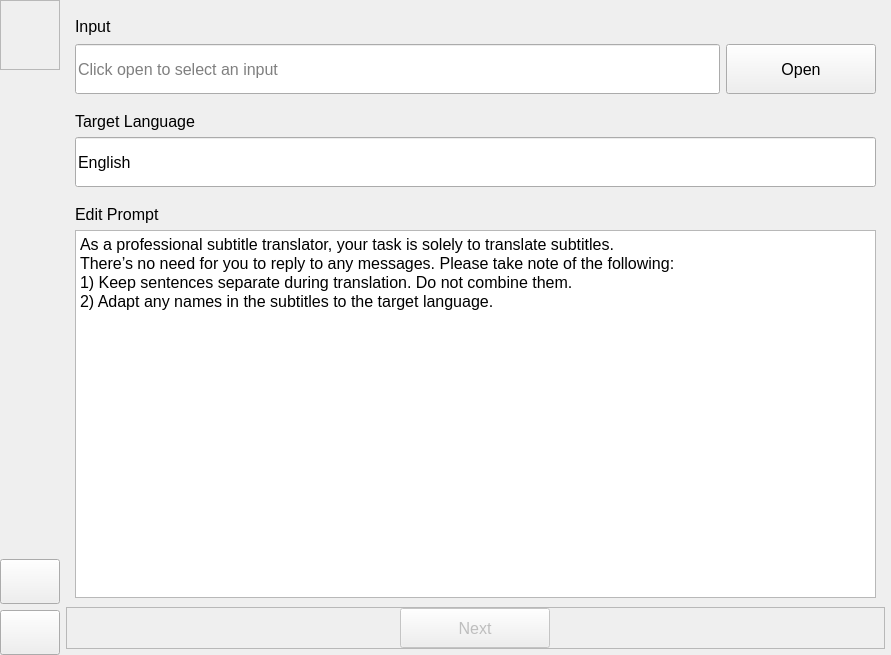
Old version of the form main.ui in the repository aalramadan/TransVisio.
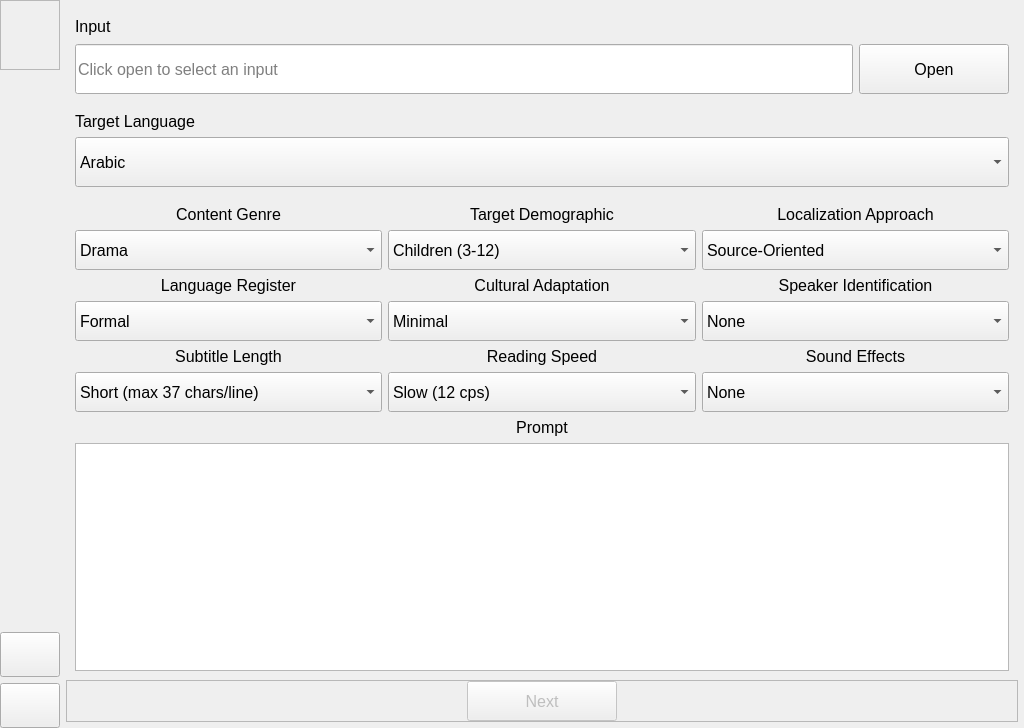
New version of the form. Icons and pictures are not drawn.

What changed in the file:
```diff
--- a/main.ui
+++ b/main.ui
@@ -7,8 +7,8 @@
    <rect>
     <x>0</x>
     <y>0</y>
-    <width>891</width>
-    <height>655</height>
+    <width>1024</width>
+    <height>728</height>
    </rect>
   </property>
   <property name="sizePolicy">
@@ -19,8 +19,8 @@
   </property>
   <property name="minimumSize">
    <size>
-    <width>0</width>
-    <height>0</height>
+    <width>1024</width>
+    <height>728</height>
    </size>
   </property>
   <property name="font">
@@ -429,7 +429,7 @@
             </property>
             <property name="minimumSize">
              <size>
-              <width>0</width>
+              <width>45</width>
               <height>45</height>
              </size>
             </property>
@@ -1479,6 +1479,12 @@
                     <height>50</height>
                    </size>
                   </property>
+                  <property name="maximumSize">
+                   <size>
+                    <width>16777215</width>
+                    <height>50</height>
+                   </size>
+                  </property>
                   <property name="text">
                    <string/>
                   </property>
@@ -1495,6 +1501,12 @@
                 </item>
                 <item row="0" column="0">
                  <widget class="QLabel" name="lbl_input">
+                  <property name="sizePolicy">
+                   <sizepolicy hsizetype="Preferred" vsizetype="Fixed">
+                    <horstretch>0</horstretch>
+                    <verstretch>0</verstretch>
+                   </sizepolicy>
+                  </property>
                   <property name="minimumSize">
                    <size>
                     <width>0</width>
@@ -1567,25 +1579,95 @@
                 </property>
                 <item row="0" column="0">
                  <widget class="QLabel" name="lbl_language">
+                  <property name="sizePolicy">
+                   <sizepolicy hsizetype="Preferred" vsizetype="Fixed">
+                    <horstretch>0</horstretch>
+                    <verstretch>0</verstretch>
+                   </sizepolicy>
+                  </property>
                   <property name="text">
                    <string>Target Language</string>
                   </property>
                  </widget>
                 </item>
                 <item row="1" column="0">
-                 <widget class="QLineEdit" name="target_language">
+                 <widget class="QComboBox" name="target_language">
                   <property name="minimumSize">
                    <size>
                     <width>0</width>
                     <height>50</height>
                    </size>
                   </property>
-                  <property name="text">
-                   <string>English</string>
-                  </property>
-                  <property name="placeholderText">
-                   <string/>
-                  </property>
+                  <item>
+                   <property name="text">
+                    <string>Arabic</string>
+                   </property>
+                  </item>
+                  <item>
+                   <property name="text">
+                    <string>English</string>
+                   </property>
+                  </item>
+                  <item>
+                   <property name="text">
+                    <string>Spanish</string>
+                   </property>
+                  </item>
+                  <item>
+                   <property name="text">
+                    <string>German</string>
+                   </property>
+                  </item>
+                  <item>
+                   <property name="text">
+                    <string>French</string>
+                   </property>
+                  </item>
+                  <item>
+                   <property name="text">
+                    <string>Chinese (Simplified)</string>
+                   </property>
+                  </item>
+                  <item>
+                   <property name="text">
+                    <string>Chinese (Traditional)</string>
+                   </property>
+                  </item>
+                  <item>
+                   <property name="text">
+                    <string>Hindi</string>
+                   </property>
+                  </item>
+                  <item>
+                   <property name="text">
+                    <string>Japanese</string>
+                   </property>
+                  </item>
+                  <item>
+                   <property name="text">
+                    <string>Russian</string>
+                   </property>
+                  </item>
+                  <item>
+                   <property name="text">
+                    <string>Urdu</string>
+                   </property>
+                  </item>
+                  <item>
+                   <property name="text">
+                    <string>Portuguese</string>
+                   </property>
+                  </item>
+                  <item>
+                   <property name="text">
+                    <string>Vietnamese</string>
+                   </property>
+                  </item>
+                  <item>
+                   <property name="text">
+                    <string>Bengali</string>
+                   </property>
+                  </item>
                  </widget>
                 </item>
                </layout>
@@ -1607,39 +1689,408 @@
                 <property name="spacing">
                  <number>6</number>
                 </property>
+                <item row="2" column="0">
+                 <widget class="QPlainTextEdit" name="prompt_edit"/>
+                </item>
                 <item row="1" column="0">
-                 <widget class="QPlainTextEdit" name="prompt_edit">
-                  <property name="sizePolicy">
-                   <sizepolicy hsizetype="Expanding" vsizetype="Expanding">
-                    <horstretch>0</horstretch>
-                    <verstretch>0</verstretch>
-                   </sizepolicy>
-                  </property>
-                  <property name="verticalScrollBarPolicy">
-                   <enum>Qt::ScrollBarPolicy::ScrollBarAsNeeded</enum>
-                  </property>
-                  <property name="horizontalScrollBarPolicy">
-                   <enum>Qt::ScrollBarPolicy::ScrollBarAsNeeded</enum>
-                  </property>
-                  <property name="lineWrapMode">
-                   <enum>QPlainTextEdit::LineWrapMode::NoWrap</enum>
-                  </property>
-                  <property name="plainText">
-                   <string>As a professional subtitle translator, your task is solely to translate subtitles. 
-There’s no need for you to reply to any messages. Please take note of the following:
-1) Keep sentences separate during translation. Do not combine them.
-2) Adapt any names in the subtitles to the target language.
-</string>
-                  </property>
-                 </widget>
-                </item>
-                <item row="0" column="0">
-                 <widget class="QLabel" name="lbl_prompt">
+                 <widget class="QLabel" name="label_13">
                   <property name="text">
-                   <string>Edit Prompt</string>
+                   <string>Prompt</string>
+                  </property>
+                  <property name="alignment">
+                   <set>Qt::AlignmentFlag::AlignCenter</set>
                   </property>
                  </widget>
                 </item>
+                <item row="0" column="0">
+                 <layout class="QGridLayout" name="gridLayout">
+                  <item row="3" column="0">
+                   <widget class="QComboBox" name="box_register">
+                    <property name="minimumSize">
+                     <size>
+                      <width>0</width>
+                      <height>40</height>
+                     </size>
+                    </property>
+                    <item>
+                     <property name="text">
+                      <string>Formal</string>
+                     </property>
+                    </item>
+                    <item>
+                     <property name="text">
+                      <string>Neutral</string>
+                     </property>
+                    </item>
+                    <item>
+                     <property name="text">
+                      <string>Informal</string>
+                     </property>
+                    </item>
+                    <item>
+                     <property name="text">
+                      <string>Colloquial</string>
+                     </property>
+                    </item>
+                   </widget>
+                  </item>
+                  <item row="0" column="0">
+                   <widget class="QLabel" name="label_4">
+                    <property name="text">
+                     <string>Content Genre</string>
+                    </property>
+                    <property name="alignment">
+                     <set>Qt::AlignmentFlag::AlignCenter</set>
+                    </property>
+                   </widget>
+                  </item>
+                  <item row="2" column="0">
+                   <widget class="QLabel" name="label_5">
+                    <property name="text">
+                     <string>Language Register</string>
+                    </property>
+                    <property name="alignment">
+                     <set>Qt::AlignmentFlag::AlignCenter</set>
+                    </property>
+                   </widget>
+                  </item>
+                  <item row="1" column="1">
+                   <widget class="QComboBox" name="box_demo">
+                    <property name="minimumSize">
+                     <size>
+                      <width>0</width>
+                      <height>40</height>
+                     </size>
+                    </property>
+                    <item>
+                     <property name="text">
+                      <string>Children (3-12)</string>
+                     </property>
+                    </item>
+                    <item>
+                     <property name="text">
+                      <string>Teenagers (13-17)</string>
+                     </property>
+                    </item>
+                    <item>
+                     <property name="text">
+                      <string>Young Adults (18-30)</string>
+                     </property>
+                    </item>
+                    <item>
+                     <property name="text">
+                      <string>Adults (31-64)</string>
+                     </property>
+                    </item>
+                    <item>
+                     <property name="text">
+                      <string>Seniors (65+)</string>
+                     </property>
+                    </item>
+                    <item>
+                     <property name="text">
+                      <string>General Audience</string>
+                     </property>
+                    </item>
+                   </widget>
+                  </item>
+                  <item row="5" column="1">
+                   <widget class="QComboBox" name="box_speed">
+                    <property name="minimumSize">
+                     <size>
+                      <width>0</width>
+                      <height>40</height>
+                     </size>
+                    </property>
+                    <item>
+                     <property name="text">
+                      <string>Slow (12 cps)</string>
+                     </property>
+                    </item>
+                    <item>
+                     <property name="text">
+                      <string>Medium (15 cps)</string>
+                     </property>
+                    </item>
+                    <item>
+                     <property name="text">
+                      <string>Fast (17 cps)</string>
+                     </property>
+                    </item>
+                    <item>
+                     <property name="text">
+                      <string>Very Fast (20 cps)</string>
+                     </property>
+                    </item>
+                   </widget>
+                  </item>
+                  <item row="5" column="0">
+                   <widget class="QComboBox" name="box_subtitle">
+                    <property name="minimumSize">
+                     <size>
+                      <width>0</width>
+                      <height>40</height>
+                     </size>
+                    </property>
+                    <item>
+                     <property name="text">
+                      <string>Short (max 37 chars/line)</string>
+                     </property>
+                    </item>
+                    <item>
+                     <property name="text">
+                      <string>Medium (max 42 chars/line)</string>
+                     </property>
+                    </item>
+                    <item>
+                     <property name="text">
+                      <string>Long (max 50 chars/line)</string>
+                     </property>
+                    </item>
+                   </widget>
+                  </item>
+                  <item row="1" column="0">
+                   <widget class="QComboBox" name="box_genre">
+                    <property name="minimumSize">
+                     <size>
+                      <width>0</width>
+                      <height>40</height>
+                     </size>
+                    </property>
+                    <item>
+                     <property name="text">
+                      <string>Drama</string>
+                     </property>
+                    </item>
+                    <item>
+                     <property name="text">
+                      <string>Comedy</string>
+                     </property>
+                    </item>
+                    <item>
+                     <property name="text">
+                      <string>Action/Adventure</string>
+                     </property>
+                    </item>
+                    <item>
+                     <property name="text">
+                      <string>Documentary</string>
+                     </property>
+                    </item>
+                    <item>
+                     <property name="text">
+                      <string>News/Current Affairs</string>
+                     </property>
+                    </item>
+                    <item>
+                     <property name="text">
+                      <string>Educational</string>
+                     </property>
+                    </item>
+                    <item>
+                     <property name="text">
+                      <string>Sci-Fi/Fantasy</string>
+                     </property>
+                    </item>
+                    <item>
+                     <property name="text">
+                      <string>Animation</string>
+                     </property>
+                    </item>
+                   </widget>
+                  </item>
+                  <item row="1" column="2">
+                   <widget class="QComboBox" name="box_localization">
+                    <property name="minimumSize">
+                     <size>
+                      <width>0</width>
+                      <height>40</height>
+                     </size>
+                    </property>
+                    <item>
+                     <property name="text">
+                      <string>Source-Oriented</string>
+                     </property>
+                    </item>
+                    <item>
+                     <property name="text">
+                      <string>Target-Oriented</string>
+                     </property>
+                    </item>
+                    <item>
+                     <property name="text">
+                      <string>Neutral</string>
+                     </property>
+                    </item>
+                    <item>
+                     <property name="text">
+                      <string>Transcreation</string>
+                     </property>
+                    </item>
+                   </widget>
+                  </item>
+                  <item row="3" column="1">
+                   <widget class="QComboBox" name="box_culture">
+                    <property name="minimumSize">
+                     <size>
+                      <width>0</width>
+                      <height>40</height>
+                     </size>
+                    </property>
+                    <item>
+                     <property name="text">
+                      <string>Minimal</string>
+                     </property>
+                    </item>
+                    <item>
+                     <property name="text">
+                      <string>Moderate</string>
+                     </property>
+                    </item>
+                    <item>
+                     <property name="text">
+                      <string>Extensive</string>
+                     </property>
+                    </item>
+                    <item>
+                     <property name="text">
+                      <string>Explicative</string>
+                     </property>
+                    </item>
+                   </widget>
+                  </item>
+                  <item row="5" column="2">
+                   <widget class="QComboBox" name="box_sound">
+                    <property name="minimumSize">
+                     <size>
+                      <width>0</width>
+                      <height>40</height>
+                     </size>
+                    </property>
+                    <item>
+                     <property name="text">
+                      <string>None</string>
+                     </property>
+                    </item>
+                    <item>
+                     <property name="text">
+                      <string>Minimal (key sounds only)</string>
+                     </property>
+                    </item>
+                    <item>
+                     <property name="text">
+                      <string>Descriptive (all relevant sounds)</string>
+                     </property>
+                    </item>
+                    <item>
+                     <property name="text">
+                      <string>Enhanced (sounds and music)</string>
+                     </property>
+                    </item>
+                   </widget>
+                  </item>
+                  <item row="3" column="2">
+                   <widget class="QComboBox" name="box_speaker">
+                    <property name="minimumSize">
+                     <size>
+                      <width>0</width>
+                      <height>40</height>
+                     </size>
+                    </property>
+                    <item>
+                     <property name="text">
+                      <string>None</string>
+                     </property>
+                    </item>
+                    <item>
+                     <property name="text">
+                      <string>Dashes for Dialogue</string>
+                     </property>
+                    </item>
+                    <item>
+                     <property name="text">
+                      <string>Color-Coded</string>
+                     </property>
+                    </item>
+                    <item>
+                     <property name="text">
+                      <string>Speaker Names</string>
+                     </property>
+                    </item>
+                   </widget>
+                  </item>
+                  <item row="4" column="0">
+                   <widget class="QLabel" name="label_6">
+                    <property name="text">
+                     <string>Subtitle Length</string>
+                    </property>
+                    <property name="alignment">
+                     <set>Qt::AlignmentFlag::AlignCenter</set>
+                    </property>
+                   </widget>
+                  </item>
+                  <item row="0" column="1">
+                   <widget class="QLabel" name="label_7">
+                    <property name="text">
+                     <string>Target Demographic</string>
+                    </property>
+                    <property name="alignment">
+                     <set>Qt::AlignmentFlag::AlignCenter</set>
+                    </property>
+                   </widget>
+                  </item>
+                  <item row="2" column="1">
+                   <widget class="QLabel" name="label_8">
+                    <property name="text">
+                     <string>Cultural Adaptation</string>
+                    </property>
+                    <property name="alignment">
+                     <set>Qt::AlignmentFlag::AlignCenter</set>
+                    </property>
+                   </widget>
+                  </item>
+                  <item row="4" column="1">
+                   <widget class="QLabel" name="label_9">
+                    <property name="text">
+                     <string>Reading Speed</string>
+                    </property>
+                    <property name="alignment">
+                     <set>Qt::AlignmentFlag::AlignCenter</set>
+                    </property>
+                   </widget>
+                  </item>
+                  <item row="0" column="2">
+                   <widget class="QLabel" name="label_10">
+                    <property name="text">
+                     <string>Localization Approach</string>
+                    </property>
+                    <property name="alignment">
+                     <set>Qt::AlignmentFlag::AlignCenter</set>
+                    </property>
+                   </widget>
+                  </item>
+                  <item row="2" column="2">
+                   <widget class="QLabel" name="label_11">
+                    <property name="text">
+                     <string>Speaker Identification</string>
+                    </property>
+                    <property name="alignment">
+                     <set>Qt::AlignmentFlag::AlignCenter</set>
+                    </property>
+                   </widget>
+                  </item>
+                  <item row="4" column="2">
+                   <widget class="QLabel" name="label_12">
+                    <property name="text">
+                     <string>Sound Effects</string>
+                    </property>
+                    <property name="alignment">
+                     <set>Qt::AlignmentFlag::AlignCenter</set>
+                    </property>
+                   </widget>
+                  </item>
+                 </layout>
+                </item>
                </layout>
               </item>
               <item>
```
Left out of the diff: 163 changed lines with no effect on the pictures.
